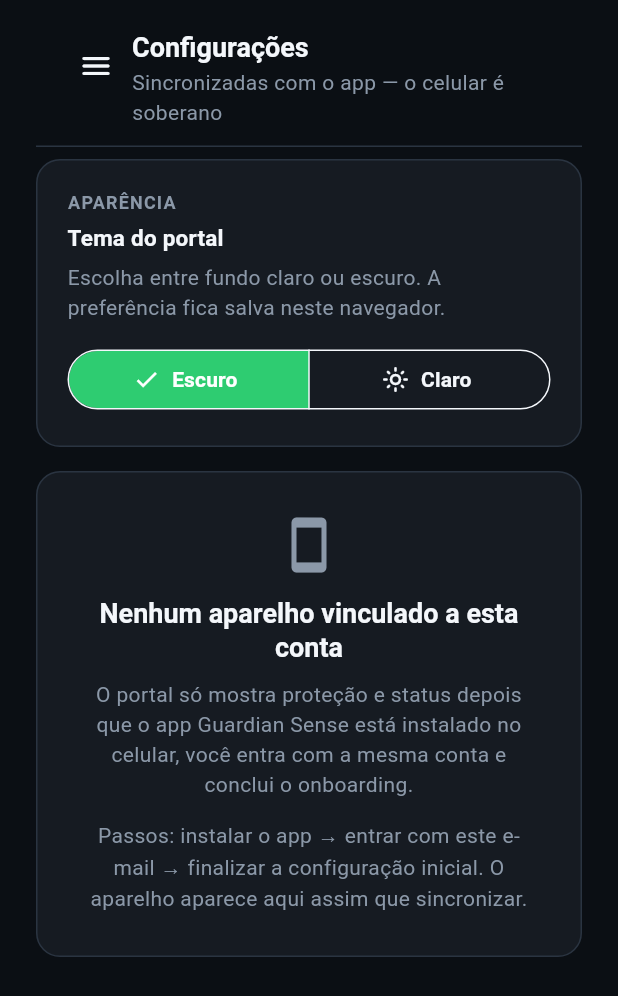
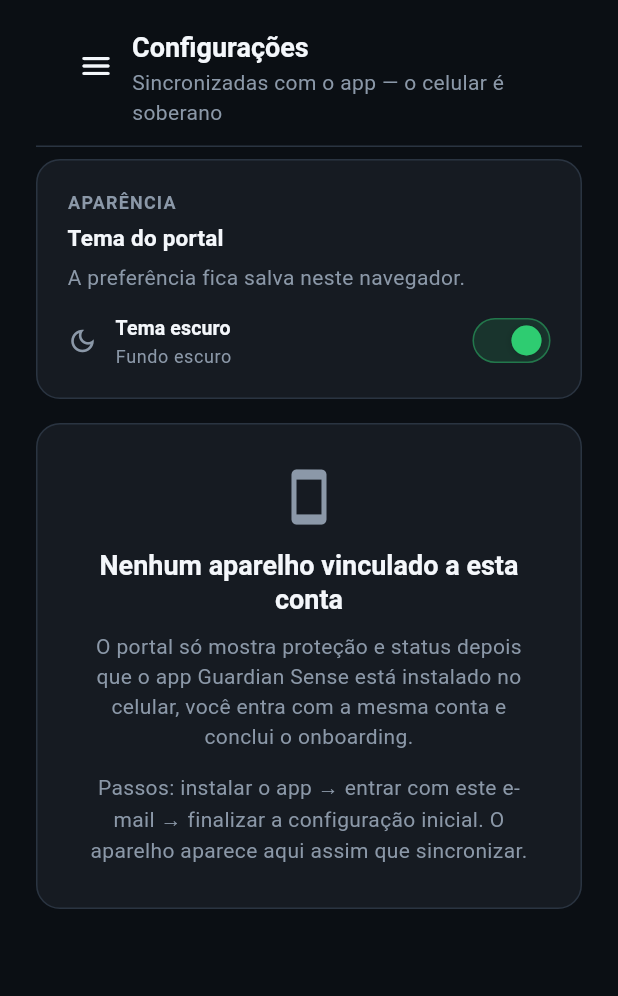
Before and after one commit to devhousecoastline/portal-guardiansense, a Flutter app: the SettingsPage screen opened by its route, on a phone screen of 412 x 824 dp. Shown: the top 996 px of the screen. Run offline on Flutter 3.47's test engine with Material 3 defaults, Android fonts, the phone set to English and light mode, and no system bars; our stand-ins replace cloud_firestore, cloud_functions, firebase_auth, firebase_core, flutter_map, go_router and 2 more; accounts and stored records are empty; Roboto replaces fonts that are missing (Segoe UI).

Commit message:
fix(settings): atualizar sidebar ao trocar tema e usar switch pill
O scaffold passa a ouvir o ThemeScope; o controle de aparência vira um switch pill alinhado aos filtros de Eventos.

```diff
--- a/lib/core/widgets/guardian_scaffold.dart
+++ b/lib/core/widgets/guardian_scaffold.dart
@@ -5,6 +5,7 @@ import 'package:guardian_portal/core/layout/app_layout.dart';
 import 'package:guardian_portal/core/navigation/navigation_loading_controller.dart';
 import 'package:guardian_portal/core/routing/app_routes.dart';
 import 'package:guardian_portal/core/theme/app_colors.dart';
+import 'package:guardian_portal/core/theme/theme_scope.dart';
 import 'package:guardian_portal/core/widgets/drawer_premium_teaser.dart';
 import 'package:guardian_portal/core/widgets/drawer_account_tile.dart';
 import 'package:guardian_portal/core/widgets/guardian_logo.dart';
@@ -34,6 +35,9 @@ class GuardianScaffold extends StatelessWidget {
 
   @override
   Widget build(BuildContext context) {
+    // AppColors lê paleta estática — depende do ThemeScope para rebuild ao trocar tema.
+    ThemeScope.of(context);
+
     final location = GoRouterState.of(context).matchedLocation;
     final viewportWidth = MediaQuery.sizeOf(context).width;
     final wide = AppLayout.isWide(viewportWidth);
--- a/lib/features/settings/presentation/settings_page.dart
+++ b/lib/features/settings/presentation/settings_page.dart
@@ -464,28 +464,128 @@ class _AppearanceCard extends StatelessWidget {
           ),
           const SizedBox(height: 4),
           Text(
-            'Escolha entre fundo claro ou escuro. A preferência fica salva neste navegador.',
+            'A preferência fica salva neste navegador.',
             style: Theme.of(context).textTheme.bodyMedium,
           ),
           const SizedBox(height: 14),
-          SegmentedButton<PortalThemeMode>(
-            segments: [
-              for (final mode in PortalThemeMode.values)
-                ButtonSegment<PortalThemeMode>(
-                  value: mode,
-                  icon: Icon(mode.icon, size: 18),
-                  label: Text(mode.label),
-                  tooltip: mode.description,
+          Row(
+            children: [
+              Icon(
+                theme.mode == PortalThemeMode.dark
+                    ? Icons.dark_mode_outlined
+                    : Icons.light_mode_outlined,
+                color: AppColors.textMuted,
+                size: 20,
+              ),
+              const SizedBox(width: 12),
+              Expanded(
+                child: Column(
+                  crossAxisAlignment: CrossAxisAlignment.start,
+                  children: [
+                    Text(
+                      'Tema escuro',
+                      style: Theme.of(context).textTheme.titleSmall?.copyWith(
+                            fontWeight: FontWeight.w600,
+                          ),
+                    ),
+                    const SizedBox(height: 2),
+                    Text(
+                      theme.mode == PortalThemeMode.dark
+                          ? 'Fundo escuro'
+                          : 'Fundo claro — melhor ao sol',
+                      style: Theme.of(context).textTheme.bodySmall?.copyWith(
+                            color: AppColors.textMuted,
+                          ),
+                    ),
+                  ],
                 ),
+              ),
+              _PillSwitch(
+                value: theme.mode == PortalThemeMode.dark,
+                onChanged: (dark) {
+                  theme.setMode(
+                    dark ? PortalThemeMode.dark : PortalThemeMode.light,
+                  );
+                },
+              ),
             ],
-            selected: {theme.mode},
-            onSelectionChanged: (selected) {
-              if (selected.isEmpty) return;
-              theme.setMode(selected.first);
-            },
           ),
         ],
       ),
     );
   }
 }
+
+/// Switch com track em pill — visual alinhado aos FilterChips de Eventos.
+class _PillSwitch extends StatelessWidget {
+  const _PillSwitch({
+    required this.value,
+    required this.onChanged,
+  });
+
+  final bool value;
+  final ValueChanged<bool> onChanged;
+
+  static const _width = 52.0;
+  static const _height = 30.0;
+  static const _thumb = 22.0;
+  static const _pad = 4.0;
+
+  @override
+  Widget build(BuildContext context) {
+    final accent = AppColors.trustHigh;
+
+    return Semantics(
+      button: true,
+      toggled: value,
+      label: 'Tema escuro',
+      child: GestureDetector(
+        onTap: () => onChanged(!value),
+        child: AnimatedContainer(
+          duration: const Duration(milliseconds: 200),
+          curve: Curves.easeOut,
+          width: _width,
+          height: _height,
+          padding: const EdgeInsets.all(_pad),
+          decoration: BoxDecoration(
+            color: value
+                ? accent.withValues(alpha: 0.14)
+                : AppColors.card,
+            borderRadius: BorderRadius.circular(99),
+            border: Border.all(
+              color: value
+                  ? accent.withValues(alpha: 0.45)
+                  : AppColors.divider,
+            ),
+          ),
+          child: AnimatedAlign(
+            duration: const Duration(milliseconds: 200),
+            curve: Curves.easeOut,
+            alignment:
+                value ? Alignment.centerRight : Alignment.centerLeft,
+            child: Container(
+              width: _thumb,
+              height: _thumb,
+              decoration: BoxDecoration(
+                color: value ? accent : AppColors.surface,
+                shape: BoxShape.circle,
+                border: Border.all(
+                  color: value
+                      ? accent.withValues(alpha: 0.55)
+                      : AppColors.divider,
+                ),
+                boxShadow: [
+                  BoxShadow(
+                    color: Colors.black.withValues(alpha: value ? 0.18 : 0.08),
+                    blurRadius: 4,
+                    offset: const Offset(0, 1),
+                  ),
+                ],
+              ),
+            ),
+          ),
+        ),
+      ),
+    );
+  }
+}
```
